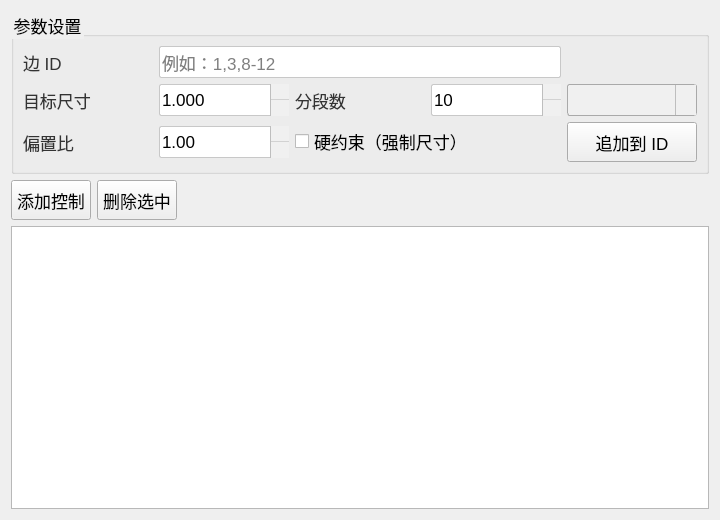
Above: plugins/Base_Mesh/MeshEdgeControlWidget.ui from asd977/base_cae before the change. Below: the same form after it.
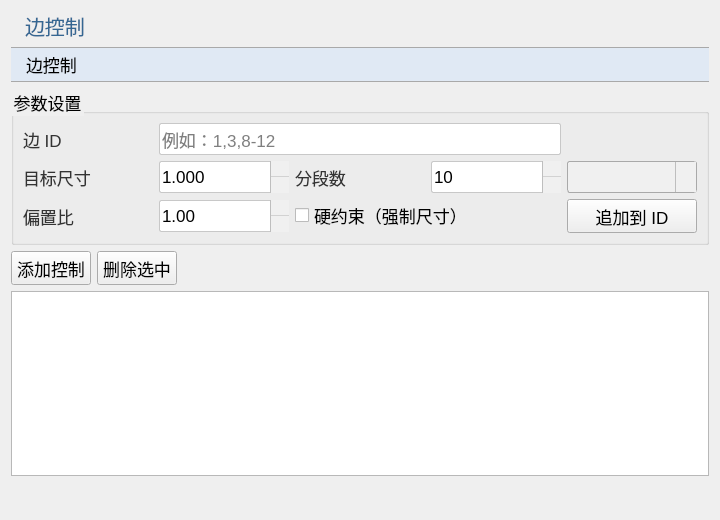
That is the form after the change. Icons and pictures are not drawn. Custom widgets are drawn as their Qt base class.

```diff
--- a/plugins/Base_Mesh/MeshEdgeControlWidget.ui
+++ b/plugins/Base_Mesh/MeshEdgeControlWidget.ui
@@ -112,6 +112,20 @@
 </string>
   </property>
   <layout class="QVBoxLayout" name="verticalLayout">
+   <item>
+    <widget class="QLabel" name="pageNameLabel">
+     <property name="text">
+      <string>边控制</string>
+     </property>
+    </widget>
+   </item>
+   <item>
+    <widget class="QPushButton" name="pushButton">
+     <property name="text">
+      <string>边控制</string>
+     </property>
+    </widget>
+   </item>
    <item>
     <widget class="QGroupBox" name="groupBoxInput">
      <property name="title">
@@ -253,6 +267,19 @@
    <item>
     <widget class="QTableWidget" name="tableControls"/>
    </item>
+   <item>
+    <spacer name="verticalSpacer">
+     <property name="orientation">
+      <enum>Qt::Vertical</enum>
+     </property>
+     <property name="sizeHint" stdset="0">
+      <size>
+       <width>20</width>
+       <height>40</height>
+      </size>
+     </property>
+    </spacer>
+   </item>
   </layout>
  </widget>
  <customwidgets>
```
